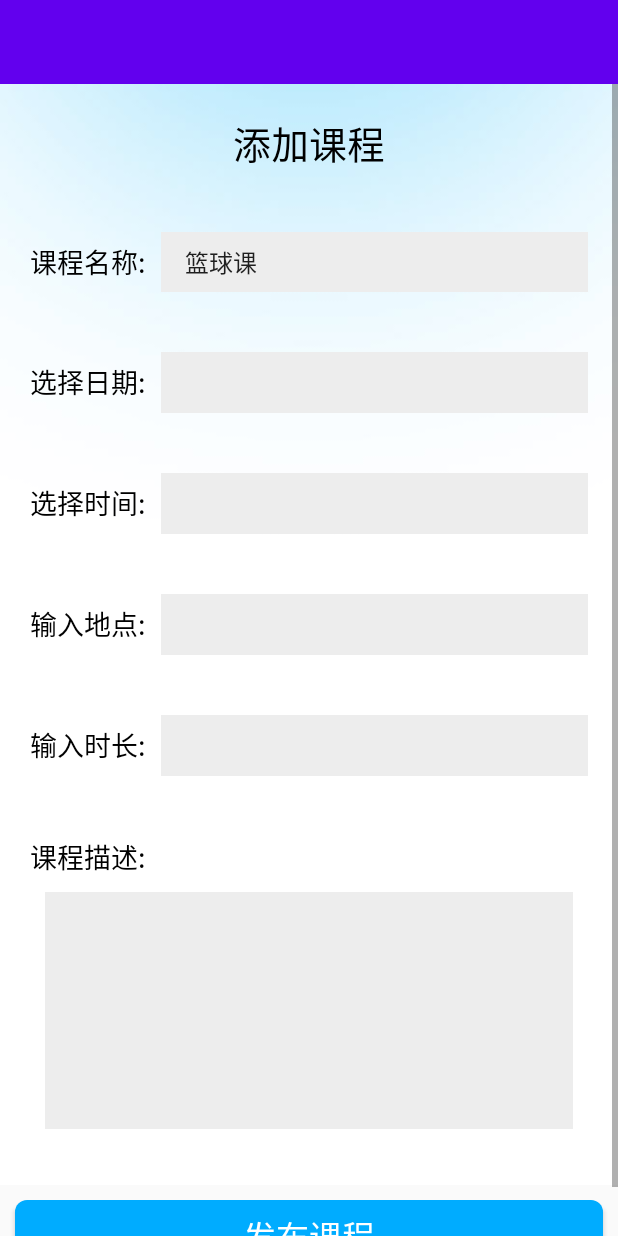
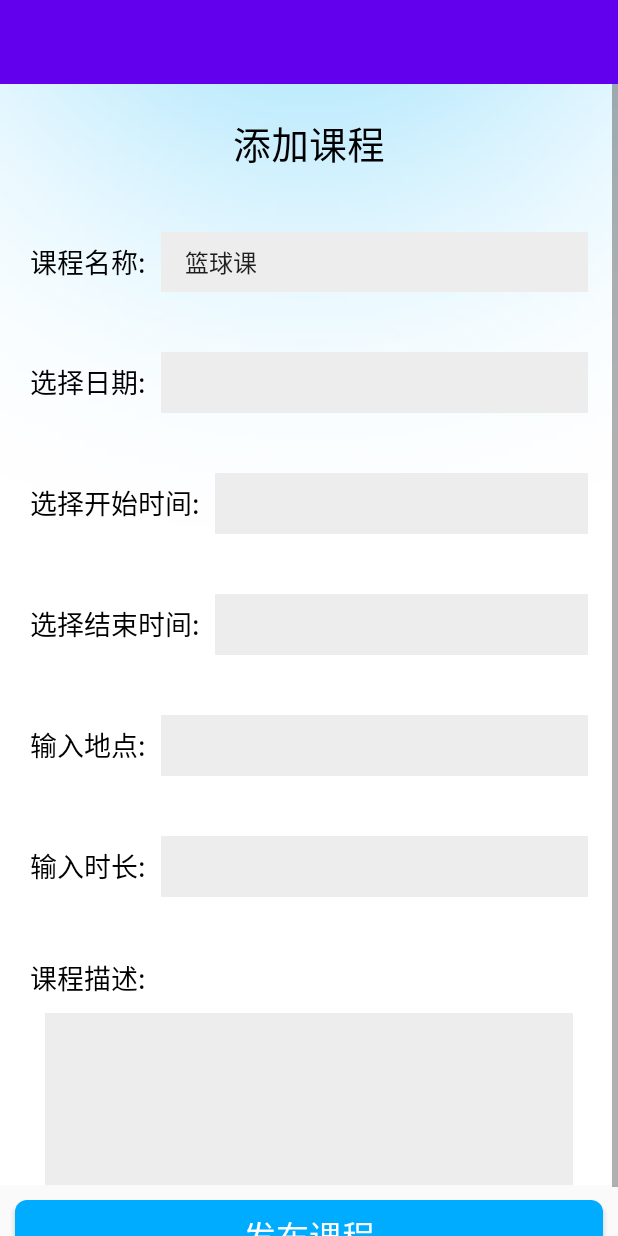
Before and after one commit to ZBRaphael/CourseManager, an Android app: the AddActivity screen opened directly, with no data from a screen before it, on a phone screen of 412 x 824 dp. Run offline under Robolectric (Android 15) with nearby library versions, the phone set to English and light mode, and no system bars; network calls fail.

Commit message:
更新接口

```diff
--- a/StarTrace_teacher/app/src/main/java/com/example/teacherstartrace/ui/fragment/GalleryFragment.kt
+++ b/StarTrace_teacher/app/src/main/java/com/example/teacherstartrace/ui/fragment/GalleryFragment.kt
@@ -62,7 +62,7 @@ class GalleryFragment : BaseFragment() {
         username = intent?.getStringExtra("username").toString();
         sessionId = intent?.getStringExtra("sessionId").toString();
         println("$username,$sessionId")
-        val path = URLProviderUtils.queryAllCourse()
+        val path = URLProviderUtils.getGalleryUrl()
         val builder = FormBody.Builder()
         val formBody = builder.build()
         val mOkHttpClient = OkHttpClient()
--- a/StarTrace_teacher/app/src/main/java/com/example/teacherstartrace/ui/fragment/HomeFragment.kt
+++ b/StarTrace_teacher/app/src/main/java/com/example/teacherstartrace/ui/fragment/HomeFragment.kt
@@ -61,7 +61,7 @@ class HomeFragment : BaseFragment() {
         username = intent?.getStringExtra("username").toString();
         sessionId = intent?.getStringExtra("sessionId").toString();
         println("$username,$sessionId")
-        val path = URLProviderUtils.queryAllCourse()
+        val path = URLProviderUtils.getHomeUrl()
         val builder = FormBody.Builder()
         val formBody = builder.build()
         val mOkHttpClient = OkHttpClient()
--- a/StarTrace_teacher/app/src/main/java/com/example/teacherstartrace/widget/HomeItemView.kt
+++ b/StarTrace_teacher/app/src/main/java/com/example/teacherstartrace/widget/HomeItemView.kt
@@ -32,7 +32,7 @@ class HomeItemView: RelativeLayout {
         home_card_teacher.text = "老师："+data.interest
         home_card_date.text = "时间："+data.courseDate
         home_card_loacl.text = "地点："+data.courseLocation
-        if(data.isAttend==0){
+        if(data.isAttend==1){
             signin.text = "已签到"
         }
     }
--- a/StarTrace_teacher/app/src/main/res/layout/activity_addcourse.xml
+++ b/StarTrace_teacher/app/src/main/res/layout/activity_addcourse.xml
@@ -97,7 +97,7 @@
                     <TextView
                         android:layout_width="wrap_content"
                         android:layout_height="wrap_content"
-                        android:text="选择时间:"
+                        android:text="选择开始时间:"
                         android:textColor="@android:color/black"
                         android:textSize="18sp" />
 
@@ -111,7 +111,30 @@
                         android:textSize="18sp" />
 
                 </LinearLayout>
+                <LinearLayout
+                    android:id="@+id/ll_time_end"
+                    android:layout_width="match_parent"
+                    android:layout_height="wrap_content"
+                    android:layout_margin="20dp"
+                    android:orientation="horizontal">
 
+                    <TextView
+                        android:layout_width="wrap_content"
+                        android:layout_height="wrap_content"
+                        android:text="选择结束时间:"
+                        android:textColor="@android:color/black"
+                        android:textSize="18sp" />
+
+                    <TextView
+                        android:id="@+id/tv_time_end"
+                        android:layout_width="match_parent"
+                        android:layout_height="wrap_content"
+                        android:layout_marginLeft="10dp"
+                        android:background="#ededed"
+                        android:padding="8dp"
+                        android:textSize="18sp" />
+
+                </LinearLayout>
                 <LinearLayout
                     android:id="@+id/ll_local"
                     android:layout_width="match_parent"
```
Also changed, not shown: StarTrace_teacher/app/src/main/java/com/example/teacherstartrace/ui/activity/AddActivity.kt (+88 -24 lines), StarTrace_teacher/app/src/main/java/com/example/teacherstartrace/util/URLProviderUtils.java (+26 -15 lines), StarTrace_teacher/app/src/main/res/values/strings.xml (+4 -4 lines).
